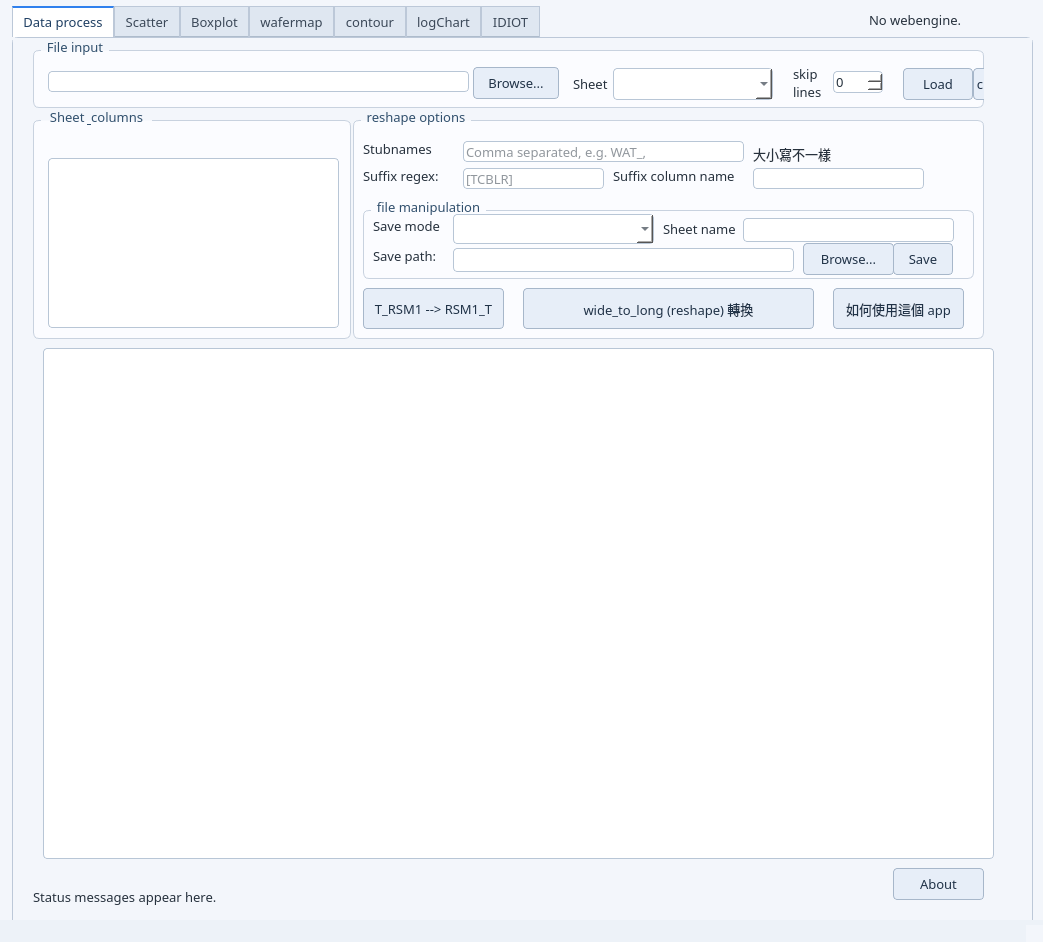
Above: mainwindow-mac.ui from cnwang406/p-chart before the change. Below: the same form after it.
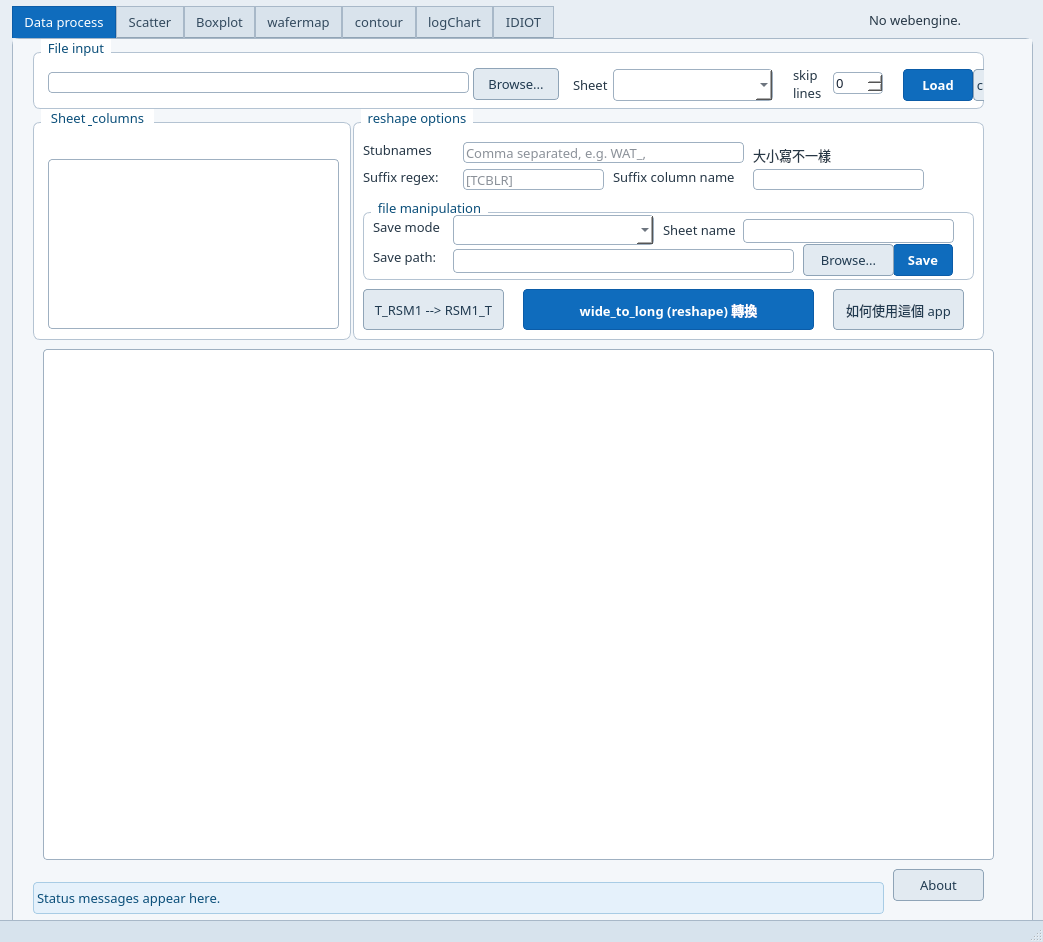
That is the form after the change.

Commit message: refresh professional UI palette

```diff
--- a/mainwindow-mac.ui
+++ b/mainwindow-mac.ui
@@ -15,45 +15,64 @@
   <string>p-Chart</string>
  </property>
  <property name="styleSheet">
-  <string notr="true">QMainWindow {
-    background-color: #f3f6fb;
+  <string notr="true">QMainWindow,
+QWidget#centralwidget {
+   background-color: #e8eef4;
 }
 QWidget {
-    background-color: #f3f6fb;
-    color: #26313d;
+   color: #1b2838;
+   selection-background-color: #0f6cbd;
+   selection-color: #ffffff;
+}
+QWidget#tabData,
+QWidget#tabScatter,
+QWidget#tabBoxplot,
+QWidget#tabWafermap,
+QWidget#tabContour,
+QWidget#logTab,
+QWidget#tabIdiot {
+   background-color: #f4f7fa;
 }
 QTabWidget::pane {
-    background-color: #ffffff;
-    border: 1px solid #bcc8d8;
-    border-radius: 6px;
+   background-color: #f4f7fa;
+   border: 1px solid #a8b8c8;
+   border-radius: 7px;
 }
 QTabBar::tab {
-    background-color: #dfe7f1;
-    color: #3b4858;
-    border: 1px solid #bcc8d8;
-    border-bottom-color: #aebccc;
-    padding: 5px 10px;
+   background-color: #d9e3ec;
+   color: #334a5e;
+   border: 1px solid #a8b8c8;
+   border-bottom-color: #91a4b5;
+   padding: 6px 11px;
 }
 QTabBar::tab:selected {
-    background-color: #ffffff;
-    color: #1f3f63;
-    border-top: 2px solid #2f80ed;
-    border-bottom-color: #ffffff;
+   background-color: #0f6cbd;
+   color: #ffffff;
+   border-color: #0b5ca8;
+   border-bottom-color: #0f6cbd;
 }
 QTabBar::tab:hover {
     background-color: #edf3fb;
 }
 QGroupBox {
-    background-color: #fbfcff;
-    border: 1px solid #c8d2df;
-    border-radius: 6px;
-    margin-top: 12px;
+   background-color: #ffffff;
+   border: 1px solid #b4c3d2;
+   border-radius: 7px;
+   margin-top: 13px;
 }
 QGroupBox::title {
-    color: #31506d;
-    subcontrol-origin: margin;
-    left: 8px;
-    padding: 0 4px;
+   background-color: #ffffff;
+   color: #0b4f7a;
+   font-weight: 600;
+   subcontrol-origin: margin;
+   left: 8px;
+   padding: 0 5px;
+}
+QLabel,
+QCheckBox,
+QRadioButton {
+   background-color: transparent;
+   color: #263746;
 }
 QLineEdit,
 QComboBox,
@@ -62,11 +81,20 @@
 QTextEdit,
 QPlainTextEdit,
 QTableView,
+QTableWidget,
 QListWidget {
-    background-color: #ffffff;
-    color: #24303c;
-    border: 1px solid #b8c6d6;
-    border-radius: 4px;
+   background-color: #ffffff;
+   color: #172333;
+   border: 1px solid #9fb0c1;
+   border-radius: 4px;
+}
+QLineEdit:hover,
+QComboBox:hover,
+QSpinBox:hover,
+QDoubleSpinBox:hover,
+QTextEdit:hover,
+QPlainTextEdit:hover {
+   border-color: #6f8da8;
 }
 QLineEdit:focus,
 QComboBox:focus,
@@ -74,50 +102,202 @@
 QDoubleSpinBox:focus,
 QTextEdit:focus,
 QPlainTextEdit:focus {
-    border: 1px solid #2f80ed;
+   border-color: #0f6cbd;
+}
+QComboBox QAbstractItemView {
+   background-color: #ffffff;
+   color: #172333;
+   border: 1px solid #7f94a8;
+   selection-background-color: #0f6cbd;
+   selection-color: #ffffff;
 }
 QPushButton {
-    background-color: #e7eef8;
-    color: #203247;
-    border: 1px solid #a7b7ca;
-    border-radius: 4px;
+   background-color: #e2eaf1;
+   color: #203a50;
+   border: 1px solid #8fa4b7;
+   border-radius: 4px;
 }
 QPushButton:hover {
     background-color: #d9e8fb;
     border-color: #7fa7d8;
 }
-QPushButton:pressed {
-    background-color: #c8daf0;
+QPushButton:pressed,
+QPushButton:checked {
+   background-color: #bed5e7;
+   border-color: #0b5ca8;
+}
+QPushButton#loadButton,
+QPushButton#meltButton,
+QPushButton#saveButton,
+QPushButton#plotButton,
+QPushButton#boxPlotButton,
+QPushButton#refreshButton,
+QPushButton#contourPlotButton,
+QPushButton#logPlotButton,
+QPushButton#idiotTransferPushButton {
+   background-color: #0f6cbd;
+   color: #ffffff;
+   border-color: #0b5ca8;
+   font-weight: 600;
+}
+QPushButton#loadButton:hover,
+QPushButton#meltButton:hover,
+QPushButton#saveButton:hover,
+QPushButton#plotButton:hover,
+QPushButton#boxPlotButton:hover,
+QPushButton#refreshButton:hover,
+QPushButton#contourPlotButton:hover,
+QPushButton#logPlotButton:hover,
+QPushButton#idiotTransferPushButton:hover {
+   background-color: #115ea3;
+   border-color: #0c4f8a;
+}
+QPushButton#loadButton:pressed,
+QPushButton#meltButton:pressed,
+QPushButton#saveButton:pressed,
+QPushButton#plotButton:pressed,
+QPushButton#boxPlotButton:pressed,
+QPushButton#refreshButton:pressed,
+QPushButton#contourPlotButton:pressed,
+QPushButton#logPlotButton:pressed,
+QPushButton#idiotTransferPushButton:pressed {
+   background-color: #0c3b5e;
+}
+QPushButton#scatterDownloadPngButton,
+QPushButton#downloadHtmlButton,
+QPushButton#boxDownloadHtmlButton,
+QPushButton#boxDownloadPngButton,
+QPushButton#waferMapDownloadHtmlButton,
+QPushButton#waferMapDownloadPngButton,
+QPushButton#contourDownloadPngButton,
+QPushButton#contourDownloadHtmlButton,
+QPushButton#logDownloadPngButton,
+QPushButton#logDownloadHtmlButton {
+   background-color: #dff3ef;
+   color: #0a5c4b;
+   border-color: #65a89a;
+}
+QPushButton#scatterDownloadPngButton:hover,
+QPushButton#downloadHtmlButton:hover,
+QPushButton#boxDownloadHtmlButton:hover,
+QPushButton#boxDownloadPngButton:hover,
+QPushButton#waferMapDownloadHtmlButton:hover,
+QPushButton#waferMapDownloadPngButton:hover,
+QPushButton#contourDownloadPngButton:hover,
+QPushButton#contourDownloadHtmlButton:hover,
+QPushButton#logDownloadPngButton:hover,
+QPushButton#logDownloadHtmlButton:hover {
+   background-color: #c6e9e2;
+   color: #084c3f;
+   border-color: #338b78;
+}
+QPushButton#contourCleanFilesButton,
+QPushButton#logCleanFilesButton,
+QPushButton#idiotCleanPushButton {
+   background-color: #fce8e6;
+   color: #a12622;
+   border-color: #df9b95;
+}
+QPushButton#contourCleanFilesButton:hover,
+QPushButton#logCleanFilesButton:hover,
+QPushButton#idiotCleanPushButton:hover {
+   background-color: #f8d4d0;
+   color: #841b17;
+   border-color: #c86f68;
 }
 QPushButton:disabled,
 QLineEdit:disabled,
 QComboBox:disabled,
 QSpinBox:disabled,
 QDoubleSpinBox:disabled {
-    background-color: #e5eaf1;
-    color: #7b8794;
-    border-color: #c8d2df;
+   background-color: #e4e9ee;
+   color: #7b8794;
+   border-color: #c4ced8;
 }
-QCheckBox,
-QRadioButton,
-QLabel {
-    background-color: transparent;
-    color: #26313d;
+QPushButton#loadButton:disabled,
+QPushButton#meltButton:disabled,
+QPushButton#saveButton:disabled,
+QPushButton#plotButton:disabled,
+QPushButton#boxPlotButton:disabled,
+QPushButton#refreshButton:disabled,
+QPushButton#contourPlotButton:disabled,
+QPushButton#logPlotButton:disabled,
+QPushButton#idiotTransferPushButton:disabled,
+QPushButton#scatterDownloadPngButton:disabled,
+QPushButton#downloadHtmlButton:disabled,
+QPushButton#boxDownloadHtmlButton:disabled,
+QPushButton#boxDownloadPngButton:disabled,
+QPushButton#waferMapDownloadHtmlButton:disabled,
+QPushButton#waferMapDownloadPngButton:disabled,
+QPushButton#contourDownloadPngButton:disabled,
+QPushButton#contourDownloadHtmlButton:disabled,
+QPushButton#logDownloadPngButton:disabled,
+QPushButton#logDownloadHtmlButton:disabled,
+QPushButton#contourCleanFilesButton:disabled,
+QPushButton#logCleanFilesButton:disabled,
+QPushButton#idiotCleanPushButton:disabled {
+   background-color: #e4e9ee;
+   color: #7b8794;
+   border-color: #c4ced8;
+}
+QLabel:disabled,
+QCheckBox:disabled,
+QRadioButton:disabled {
+   color: #7b8794;
 }
 QHeaderView::section {
-    background-color: #e5edf7;
-    color: #2a4058;
-    border: 1px solid #c0ccda;
+   background-color: #dce7f0;
+   color: #1c3d55;
+   border: 1px solid #aab9c7;
+   font-weight: 600;
 }
 QTableView::item:selected,
+QTableWidget::item:selected,
 QListWidget::item:selected,
 QComboBox QAbstractItemView::item:selected {
-    background-color: #2f80ed;
-    color: #ffffff;
+   background-color: #0f6cbd;
+   color: #ffffff;
+}
+QLabel#statusLabelTab1,
+QLabel#statusLabelTab2,
+QLabel#boxStatusLabel,
+QLabel#waferMapStatusLabelx,
+QLabel#contourStatusLabel,
+QLabel#logStatusLabel,
+QLabel#idiotStatusLabelTab {
+   background-color: #e5f1fb;
+   color: #0b4f7a;
+   border: 1px solid #a8cce5;
+   border-radius: 4px;
+}
+QScrollBar:vertical,
+QScrollBar:horizontal {
+   background-color: #e7edf3;
+   border: none;
+}
+QScrollBar::handle:vertical {
+   background-color: #8fa4b7;
+   border-radius: 4px;
+   min-height: 24px;
+}
+QScrollBar::handle:horizontal {
+   background-color: #8fa4b7;
+   border-radius: 4px;
+   min-width: 24px;
+}
+QScrollBar::handle:vertical:hover,
+QScrollBar::handle:horizontal:hover {
+   background-color: #5f7f9a;
+}
+QToolTip {
+   background-color: #17324d;
+   color: #ffffff;
+   border: 1px solid #0f6cbd;
 }
 QStatusBar {
-    background-color: #edf2f8;
-    color: #3d4f63;
+   background-color: #d7e3ed;
+   color: #29465c;
+   border-top: 1px solid #a8b8c8;
 }</string>
  </property>
  <widget class="QWidget" name="centralwidget">
```
Left out of the diff: 11 changed lines with no effect on the pictures. The commit also changes 1 other file.
